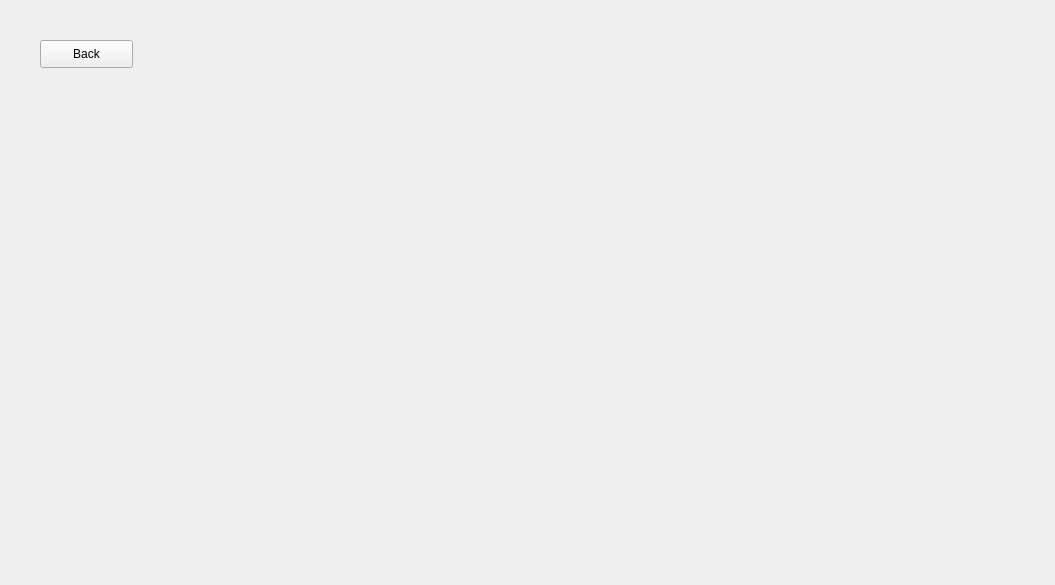
First picture: the form in MazeWindow.ui, repository voidczx/GraduationDesign, before the edit.
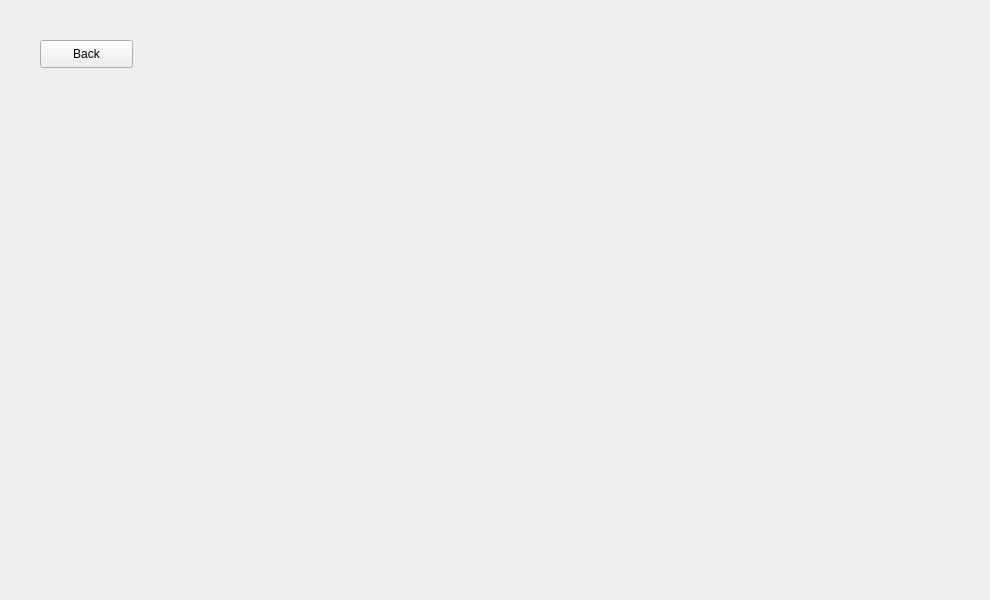
Second picture: the form after the edit.

```diff
--- a/MazeWindow.ui
+++ b/MazeWindow.ui
@@ -6,8 +6,8 @@
    <rect>
     <x>0</x>
     <y>0</y>
-    <width>1055</width>
-    <height>585</height>
+    <width>990</width>
+    <height>600</height>
    </rect>
   </property>
   <property name="windowTitle">
```
Left out of the diff: 2 changed lines with no effect on the pictures.
